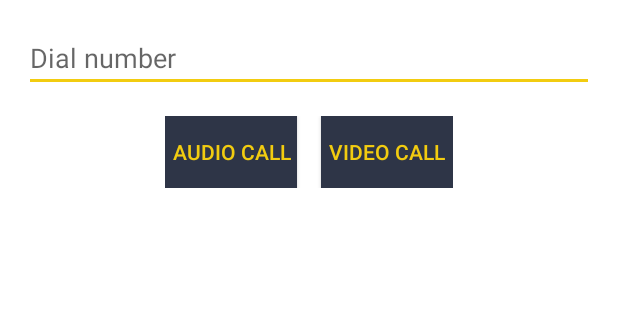
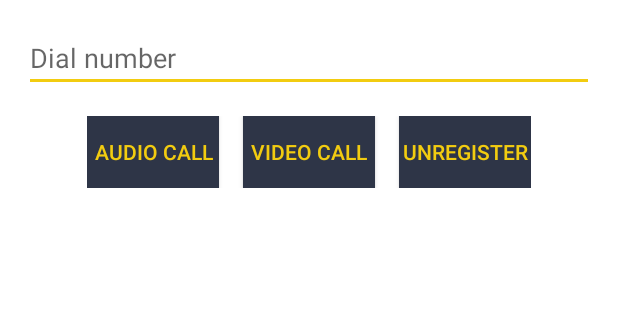
Before and after one commit to open-voip-alliance/AndroidPhoneLib, an Android app: the MainActivity screen opened directly, with no data from a screen before it, on a phone screen of 412 x 824 dp, the part 74-394 px from its top. Run offline under Robolectric (Android 15) with nearby library versions, the phone set to English and light mode, and no system bars; 1 statement that could not run was skipped.

Commit message:
Added unregister as a feature and fixed Jeremy's NPE bug.

```diff
--- a/AndroidPhoneLib/src/main/java/nl/spindle/phonelib/PhoneLib.kt
+++ b/AndroidPhoneLib/src/main/java/nl/spindle/phonelib/PhoneLib.kt
@@ -53,6 +53,12 @@ class PhoneLib private constructor(
      */
     fun register(username: String, password: String, domain: String, port: String, registrationCallback: RegistrationCallback)
             = sipRegisterRepository.registerUser(username, password, domain, port, registrationCallback)
+
+    /**
+     * This unregisters your user on SIP.
+     */
+    fun unregister()
+            = sipRegisterRepository.unregister()
 
     /**
      * Set the audio codecs you want to support, if none set all are selected, options are visible in @see nl.spindle.phonelib.model.Codec.
--- a/AndroidPhoneLib/src/main/java/nl/spindle/phonelib/model/Session.kt
+++ b/AndroidPhoneLib/src/main/java/nl/spindle/phonelib/model/Session.kt
@@ -13,12 +13,12 @@ class Session(val linphoneCall: LinphoneCall) {
 
     val getDisplayName: String
         get() {
-            return linphoneCall.remoteAddress.displayName
+            return linphoneCall.remoteAddress?.displayName ?: ""
         }
 
     val getPhoneNumber: String
         get() {
-            return linphoneCall.remoteAddress.userName
+            return linphoneCall.remoteAddress?.userName ?: ""
         }
 
     val getDuration: Int
--- a/AndroidPhoneLib/src/main/java/nl/spindle/phonelib/repository/registration/SipRegisterRepository.kt
+++ b/AndroidPhoneLib/src/main/java/nl/spindle/phonelib/repository/registration/SipRegisterRepository.kt
@@ -5,4 +5,6 @@ import org.linphone.core.LinphoneCoreException
 internal interface SipRegisterRepository {
     @Throws(LinphoneCoreException::class)
     fun registerUser(name: String, password: String, domain: String, port: String, registrationCallback: RegistrationCallback)
+
+    fun unregister()
 }
--- a/app/src/main/java/nl/spindle/phonelibexample/MainActivity.kt
+++ b/app/src/main/java/nl/spindle/phonelibexample/MainActivity.kt
@@ -114,6 +114,9 @@ class MainActivity : AppCompatActivity() {
                 Log.e(TAG, "No permission granted")
             }
         }
+        unregister.setOnClickListener {
+            PhoneLib.getInstance(this@MainActivity).unregister()
+        }
         hang_up.setOnClickListener {
             latestSession?.let {
                 PhoneLib.getInstance(this@MainActivity).end(it)
--- a/app/src/main/res/layout/activity_main.xml
+++ b/app/src/main/res/layout/activity_main.xml
@@ -52,6 +52,16 @@
             android:layout_marginStart="16dp"
             android:background="@drawable/rounded_button_ripple"
             android:text="@string/video_call"
+            android:textColor="@color/colorAccent" />
+
+        <Button
+            android:id="@+id/unregister"
+            android:layout_width="wrap_content"
+            android:layout_height="wrap_content"
+            android:layout_gravity="center_horizontal"
+            android:layout_marginStart="16dp"
+            android:background="@drawable/rounded_button_ripple"
+            android:text="@string/unregister"
             android:textColor="@color/colorAccent" />
 
         <Button
--- a/app/src/main/res/values/strings.xml
+++ b/app/src/main/res/values/strings.xml
@@ -15,4 +15,6 @@
     <string name="successfully_logged_in">Successfully logged in!</string>
     <string name="video_call">Video call</string>
     <string name="hold">Hold</string>
+    <string name="unregister">Unregister</string>
+    <string name="successfully_unregistered">Successfully unregistered</string>
 </resources>
```
Also changed, not shown: AndroidPhoneLib/src/main/java/nl/spindle/phonelib/repository/registration/LinphoneSipRegisterRepository.kt (+13 -0 lines), app/src/main/java/nl/spindle/phonelibexample/LoginActivity.kt (+10 -6 lines), app/src/main/res/layout/activity_login.xml (+3 -6 lines), 1 other file.
